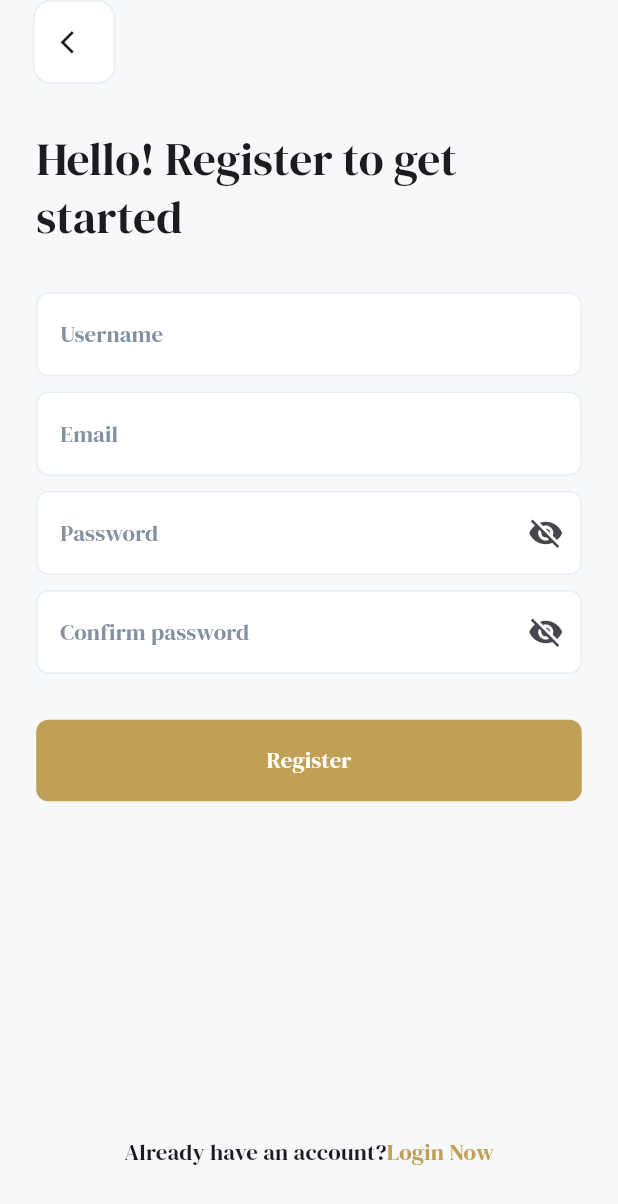
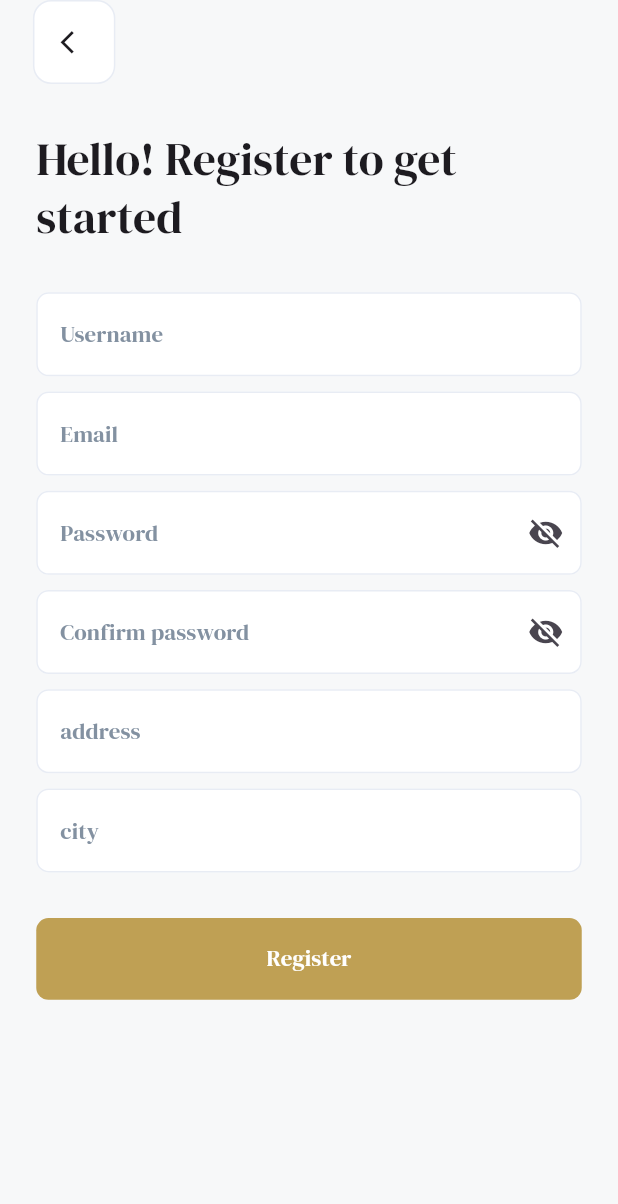
Before and after one commit to heba-rostom/bookia_app, a Flutter app: the screen it shows after launch, after a tap on "Register", on a phone screen of 412 x 824 dp. Shown: the top 1204 px of the screen. Run offline on Flutter 3.47's test engine with Material 3 defaults, Android fonts, the phone set to English and light mode, and no system bars; our stand-ins replace bloc, dio, easy_localization, flutter_bloc, flutter_native_splash, flutter_screenutil and 2 more; accounts and stored records are empty; network calls fail.

Commit message:
api is done in register screen

```diff
--- a/assets/translations/ar.json
+++ b/assets/translations/ar.json
@@ -19,7 +19,9 @@
 "Email":"إيميل",
 "Password":"الرقم السري",
 "Confirm password":"تأكيد كلمة المرور",
-"Forget Password":"هل نسيت الرقم السري ؟ "
+"Forget Password":"هل نسيت الرقم السري ؟ ",
+"address":"العنوان",
+"city":"المدينه"
 
 
 
--- a/assets/translations/en.json
+++ b/assets/translations/en.json
@@ -19,7 +19,9 @@
 "Email":"Email",
 "Password":"Password",
 "Confirm password":"Confirm password",
-"Forget Password":"Forget Your Password ? "
+"Forget Password":"Forget Your Password ? ",
+"address":"address",
+"city":"city"
 
 
 }
--- a/lib/bookia_app.dart
+++ b/lib/bookia_app.dart
@@ -27,7 +27,7 @@
                 debugShowCheckedModeBanner: false,
                 theme:context.read<ThemeCubit>().appTheme,
                 onGenerateRoute:AppRouter.onGenerateRoute,
-                initialRoute:token==null? Routes.welcomeScreen:Routes.homeScreen,
+                initialRoute:token==null? Routes.welcomeScreen:Routes.registerScreen,
 
               );
             },
--- /dev/null
+++ b/lib/core/networking/dio_factory.dart
@@ -0,0 +1,51 @@
+
+import 'package:dio/dio.dart';
+import 'package:flutter/foundation.dart';
+import 'package:pretty_dio_logger/pretty_dio_logger.dart';
+
+class DioFactory {
+
+static late Dio dio;
+
+static void init(){
+  dio = Dio(
+    BaseOptions(
+      baseUrl: 'https://codingarabic.online/api/',
+      connectTimeout: Duration(seconds: 30),
+      receiveTimeout: Duration(seconds: 30),
+    ),
+  );
+  initLogger();
+}
+
+static void initLogger(){
+
+   dio.interceptors.add(PrettyDioLogger(
+        requestHeader: true,
+        requestBody: true,
+        responseBody: true,
+        responseHeader: false,
+        error: true,
+        compact: true,
+        maxWidth: 90,
+        enabled: kDebugMode,
+        filter: (options, args){
+            // don't print requests with uris containing '/posts'
+            if(options.path.contains('/posts')){
+              return false;
+            }
+            // don't print responses with unit8 list data
+            return !args.isResponse || !args.hasUint8ListData;
+          }
+      )
+    );
+}
+
+
+
+
+
+
+
+
+}
--- a/lib/core/routes/app_router.dart
+++ b/lib/core/routes/app_router.dart
@@ -5,6 +5,7 @@
 import 'package:project/features/home_screen/presentation/ui/home_screen.dart';
 import 'package:project/features/login_screen/presentation/cubit/cubit/login_cubit.dart';
 import 'package:project/features/login_screen/presentation/ui/login_screen.dart';
+import 'package:project/features/register_screen/presentation/cubit/cubit/register_cubit.dart';
 import 'package:project/features/register_screen/presentation/ui/register_screen.dart';
 import 'package:project/features/welcome/presentation/welcome_screen.dart';
 
@@ -21,7 +22,12 @@
   ),
 );
           case Routes.registerScreen:
-          return MaterialPageRoute(builder:(context)=>RegisterScreen());
+          return MaterialPageRoute(
+  builder: (context) => BlocProvider(
+    create: (context) => RegisterCubit(),
+    child: const RegisterScreen(),
+  ),
+);
           case Routes.welcomeScreen:
           return MaterialPageRoute(builder:(context)=>WelcomeScreen());
           case Routes.homeScreen:
--- /dev/null
+++ b/lib/features/register_screen/data/model/register_request_body.dart
@@ -0,0 +1,20 @@
+
+class RegisterRequestBody {
+
+String name ;
+String email;
+String password;
+String confirmPassword;
+String? address;
+String ?city;
+
+RegisterRequestBody({
+required this.name,required this.email,required this.password,required this.confirmPassword,
+this.address,this.city
+
+});
+
+
+
+
+}
--- /dev/null
+++ b/lib/features/register_screen/presentation/cubit/cubit/register_state.dart
@@ -0,0 +1,12 @@
+part of 'register_cubit.dart';
+
+@immutable
+sealed class RegisterState {}
+
+final class RegisterInitial extends RegisterState {}
+
+final class RegisterLoding extends RegisterState {}
+
+final class RegisterSuccess extends RegisterState {}
+
+final class RegisterError extends RegisterState {}
--- a/lib/features/register_screen/presentation/ui/register_screen.dart
+++ b/lib/features/register_screen/presentation/ui/register_screen.dart
@@ -1,65 +1,140 @@
-
 import 'package:easy_localization/easy_localization.dart';
-import'package:flutter/material.dart';
+import 'package:flutter/material.dart';
+import 'package:flutter_bloc/flutter_bloc.dart';
 import 'package:flutter_screenutil/flutter_screenutil.dart';
 import 'package:project/core/custom_text_field.dart';
+import 'package:project/core/helper/app_dialog.dart';
 import 'package:project/core/helper/extentions.dart';
+import 'package:project/core/routes/routes.dart';
 import 'package:project/core/theme/app_colors.dart';
 import 'package:project/core/widgets/app_button.dart';
 import 'package:project/core/widgets/custom_back_button.dart';
+import 'package:project/features/register_screen/data/model/register_request_body.dart';
+import 'package:project/features/register_screen/presentation/cubit/cubit/register_cubit.dart';
 
-class RegisterScreen extends StatelessWidget{
+class RegisterScreen extends StatefulWidget {
   const RegisterScreen({super.key});
+
+  @override
+  State<RegisterScreen> createState() => _RegisterScreenState();
+}
+
+class _RegisterScreenState extends State<RegisterScreen> {
+  var nameController = TextEditingController();
+  var emailController = TextEditingController();
+  var passwordController = TextEditingController();
+  var confirmPasswordController = TextEditingController();
+   var addressController = TextEditingController();
+  var  cityController = TextEditingController();
+
+
+  @override
+  void dispose() {
+   nameController.dispose();
+   emailController.dispose();
+   passwordController.dispose();
+   confirmPasswordController.dispose();
+   addressController.dispose();
+   cityController.dispose();
+    super.dispose();
+  }
   @override
   Widget build(BuildContext context) {
-    return Scaffold(
-      appBar: AppBar(
-      leading: CustomBackButton(),
-      leadingWidth: 70.w,
-    ),
+    return BlocListener<RegisterCubit, RegisterState>(
+      listener: (context, state) {
+        if(state is RegisterLoding){
+          AppDialog.lodingDialog(context);
+        }else if(state is RegisterSuccess){
+         context.pushNamedAndRemoveUntil(Routes.homeScreen);
+        }else{
+          context.pop();
+          AppDialog.errorDialog(context);
+        }
+      },
+      child: Scaffold(
+        appBar: AppBar(leading: CustomBackButton(), leadingWidth: 70.w),
         body: Padding(
-      padding:22.padHorizontal,
+          padding: 22.padHorizontal,
           child: SingleChildScrollView(
             child: Column(
-          crossAxisAlignment:CrossAxisAlignment.start,
+              crossAxisAlignment: CrossAxisAlignment.start,
               children: [
                 30.verticalSpace,
-              Text("Register Text 1".tr(),style:Theme.of(context).textTheme.titleLarge),
+                Text(
+                  "Register Text 1".tr(),
+                  style: Theme.of(context).textTheme.titleLarge,
+                ),
                 30.verticalSpace,
-            CustomTextField(hintText: "Username".tr(),
+                CustomTextField(
+                  controller: nameController,
+                  hintText: "Username".tr(),
                   keyboardType: TextInputType.name,
                 ),
                 10.verticalSpace,
-            CustomTextField(hintText: "Email".tr(),
+                CustomTextField(
+                  controller: emailController,
+                  hintText: "Email".tr(),
                   keyboardType: TextInputType.emailAddress,
                 ),
                 10.verticalSpace,
-            CustomTextField(hintText: "Password".tr(),
+                CustomTextField(
+                  controller: passwordController,
+                  hintText: "Password".tr(),
                   keyboardType: TextInputType.visiblePassword,
                   isPassword: true,
                 ),
                 10.verticalSpace,
-            CustomTextField(hintText: "Confirm password".tr(),
+                CustomTextField(
+                  controller: confirmPasswordController,
+                  hintText: "Confirm password".tr(),
                   keyboardType: TextInputType.visiblePassword,
                   isPassword: true,
                 ),
+                10.verticalSpace,
+                CustomTextField(
+                  controller: confirmPasswordController,
+                  hintText: "address".tr(),
+                  keyboardType: TextInputType.text,
+                ),
+                10.verticalSpace,
+                CustomTextField(
+                  controller: confirmPasswordController,
+                  hintText: "city".tr(),
+                  keyboardType: TextInputType.text,
+                ),
                 30.verticalSpace,
-            AppButton(text: "Register".tr()),
+                AppButton(text: "Register".tr(),
+                onTap: (){
+                  context.read<RegisterCubit>().register(
+                    RegisterRequestBody(
+                      name: nameController.text,
+                      email: emailController.text,
+                      password: passwordController.text,
+                      confirmPassword: confirmPasswordController.text));
+                      // ignore: unused_label
+                      address: addressController.text;
+                      // ignore: unused_label
+                      city:cityController.text;
+                },
+                ),
                 220.verticalSpace,
                 Center(
-              child: RichText(text:TextSpan(
-              style:Theme.of(context).textTheme.titleSmall,
+                  child: RichText(
+                    text: TextSpan(
+                      style: Theme.of(context).textTheme.titleSmall,
                       children: [
                         TextSpan(text: "Register Text 2".tr()),
-              TextSpan(text: "Register Text 3".tr(),style:Theme.of(context).textTheme.titleSmall?.copyWith(
-                color: AppColors.mainColor,
-              )),
-              ]
-              )
+                        TextSpan(
+                          text: "Register Text 3".tr(),
+                          style: Theme.of(context).textTheme.titleSmall
+                              ?.copyWith(color: AppColors.mainColor),
                         ),
-            )
-
                       ],
+                    ),
+                  ),
+                ),
+              ],
+            ),
           ),
         ),
       ),
--- a/lib/main.dart
+++ b/lib/main.dart
@@ -3,12 +3,14 @@
 import 'package:easy_localization/easy_localization.dart';
 import 'package:flutter_native_splash/flutter_native_splash.dart';
 import 'package:project/core/helper/app_constant.dart';
+import 'package:project/core/networking/dio_factory.dart';
 import 'package:shared_preferences/shared_preferences.dart';
 void main()async{
   WidgetsFlutterBinding.ensureInitialized();
   await EasyLocalization.ensureInitialized();
   final SharedPreferences prefs = await SharedPreferences.getInstance();
   final String ?token = prefs.getString(AppConstant.userTokenKey);
+  DioFactory.init();
   WidgetsBinding widgetsBinding = WidgetsFlutterBinding.ensureInitialized();
   FlutterNativeSplash.preserve(widgetsBinding: widgetsBinding);
   runApp(
```
Also changed, not shown: lib/features/home_screen/presentation/ui/home_screen.dart (+8 -1 lines), lib/features/login_screen/data/repo/login_repo.dart (+2 -29 lines), lib/features/register_screen/data/repo/register_repo.dart (added, +37 -0 lines), lib/features/register_screen/presentation/cubit/cubit/register_cubit.dart (added, +21 -0 lines). Lines whose indentation alone changed are shown as unchanged.
